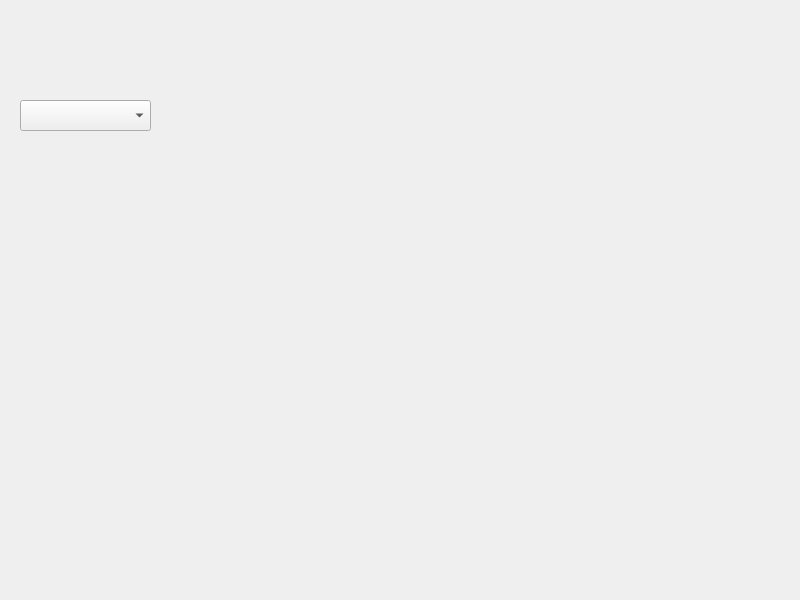
The window that widget.ui (victor9925/Qtserial) describes before a commit, drawn with Qt 5.
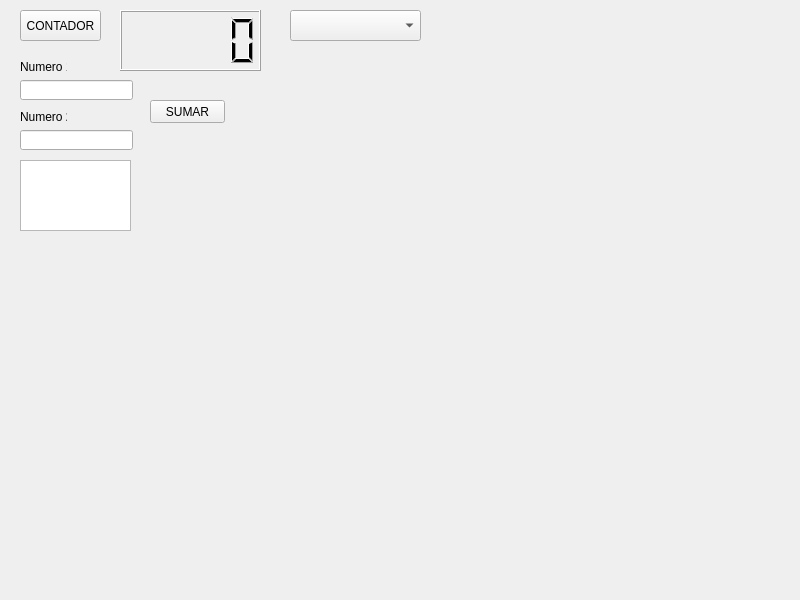
The same window after the commit.

Commit message: integracion : 1.boton para sumar(2 editores) 2.contador en vivo

Patch:
```diff
--- a/widget.ui
+++ b/widget.ui
@@ -16,13 +16,108 @@
   <widget class="QComboBox" name="comboBox">
    <property name="geometry">
     <rect>
-     <x>20</x>
-     <y>100</y>
+     <x>290</x>
+     <y>10</y>
      <width>131</width>
      <height>31</height>
     </rect>
    </property>
   </widget>
+  <widget class="QPushButton" name="pushButton">
+   <property name="geometry">
+    <rect>
+     <x>20</x>
+     <y>10</y>
+     <width>81</width>
+     <height>31</height>
+    </rect>
+   </property>
+   <property name="text">
+    <string>CONTADOR</string>
+   </property>
+  </widget>
+  <widget class="QLineEdit" name="lineEdit">
+   <property name="geometry">
+    <rect>
+     <x>20</x>
+     <y>80</y>
+     <width>113</width>
+     <height>20</height>
+    </rect>
+   </property>
+  </widget>
+  <widget class="QLineEdit" name="lineEdit_2">
+   <property name="geometry">
+    <rect>
+     <x>20</x>
+     <y>130</y>
+     <width>113</width>
+     <height>20</height>
+    </rect>
+   </property>
+  </widget>
+  <widget class="QLabel" name="label_2">
+   <property name="geometry">
+    <rect>
+     <x>20</x>
+     <y>60</y>
+     <width>47</width>
+     <height>14</height>
+    </rect>
+   </property>
+   <property name="text">
+    <string>Numero 1</string>
+   </property>
+  </widget>
+  <widget class="QLabel" name="label_3">
+   <property name="geometry">
+    <rect>
+     <x>20</x>
+     <y>110</y>
+     <width>47</width>
+     <height>14</height>
+    </rect>
+   </property>
+   <property name="text">
+    <string>Numero 2</string>
+   </property>
+  </widget>
+  <widget class="QLCDNumber" name="lcdNumber">
+   <property name="geometry">
+    <rect>
+     <x>120</x>
+     <y>10</y>
+     <width>141</width>
+     <height>61</height>
+    </rect>
+   </property>
+  </widget>
+  <widget class="QPlainTextEdit" name="plainTextEdit">
+   <property name="geometry">
+    <rect>
+     <x>20</x>
+     <y>160</y>
+     <width>111</width>
+     <height>71</height>
+    </rect>
+   </property>
+   <property name="readOnly">
+    <bool>true</bool>
+   </property>
+  </widget>
+  <widget class="QPushButton" name="pushButton_2">
+   <property name="geometry">
+    <rect>
+     <x>150</x>
+     <y>100</y>
+     <width>75</width>
+     <height>23</height>
+    </rect>
+   </property>
+   <property name="text">
+    <string>SUMAR</string>
+   </property>
+  </widget>
  </widget>
  <resources/>
  <connections/>
```
The commit also changes 3 other files.
